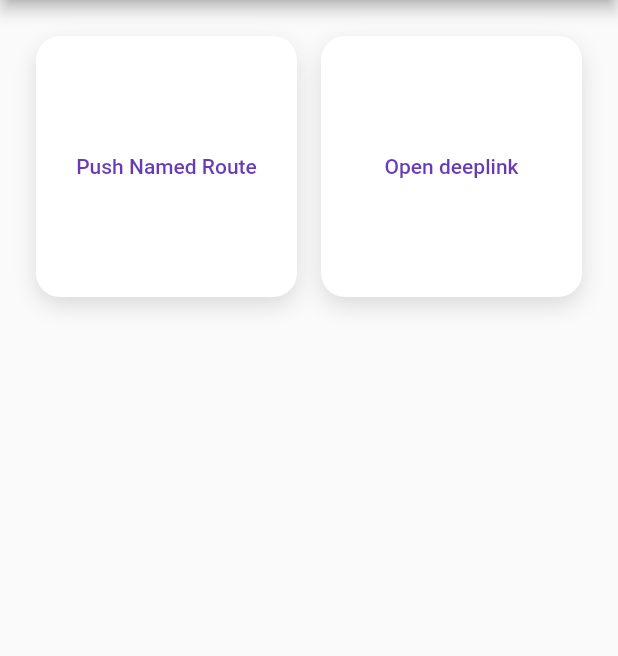
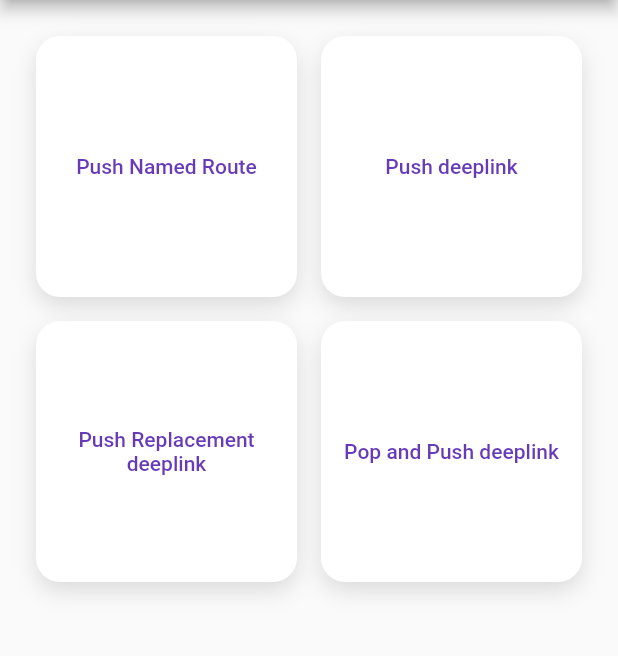
Before and after one commit to BelfDev/nuvigator-demo, a Flutter app: the HomePage screen opened directly, on a phone screen of 412 x 824 dp, the part 84-740 px from its top. Run offline on Flutter 3.47's test engine with Material 2 defaults, Android fonts, the phone set to English and light mode, and no system bars; missing offline and left inert: nuvigator.

Commit message:
Add distinct DeepLinkPushMethod variants

```diff
--- a/lib/pages/home_page.dart
+++ b/lib/pages/home_page.dart
@@ -1,4 +1,5 @@
 import 'package:flutter/material.dart';
+import 'package:nuvigator/next.dart';
 import 'package:nuvigator_demo/use_case/open_deeplink_use_case.dart';
 import 'package:nuvigator_demo/use_case/push_named_use_case.dart';
 import 'package:nuvigator_demo/widgets/use_case_card.dart';
@@ -11,6 +12,14 @@ class HomePage extends StatelessWidget {
   static final _useCases = [
     PushNamedUseCase(),
     OpenDeepLinkUseCase(),
+    OpenDeepLinkUseCase(
+      title: 'Push Replacement deeplink',
+      pushMethod: DeepLinkPushMethod.Push,
+    ),
+    OpenDeepLinkUseCase(
+      title: 'Pop and Push deeplink',
+      pushMethod: DeepLinkPushMethod.PopAndPush,
+    ),
   ];
 
   @override
--- a/lib/use_case/open_deeplink_use_case.dart
+++ b/lib/use_case/open_deeplink_use_case.dart
@@ -5,8 +5,9 @@ import 'package:nuvigator_demo/use_case/use_case_spec.dart';
 
 class OpenDeepLinkUseCase extends UseCaseSpec {
   OpenDeepLinkUseCase({
+    String title = 'Push deeplink',
     this.pushMethod = DeepLinkPushMethod.Push,
-  }) : super('Open deeplink');
+  }) : super(title);
 
   final DeepLinkPushMethod pushMethod;
 
--- a/lib/widgets/use_case_card.dart
+++ b/lib/widgets/use_case_card.dart
@@ -30,7 +30,10 @@ class UseCaseCard extends StatelessWidget {
       ),
       child: TextButton(
         onPressed: onPressed,
-        child: Text(title),
+        child: Text(
+          title,
+          textAlign: TextAlign.center,
+        ),
       ),
     );
   }
```
